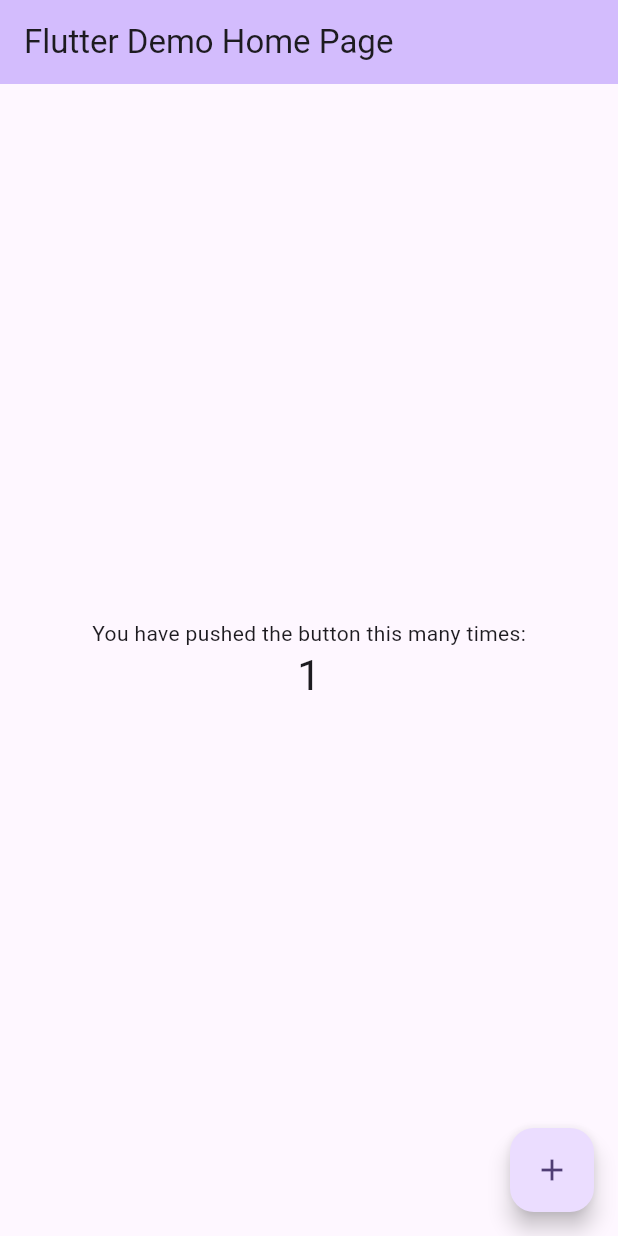
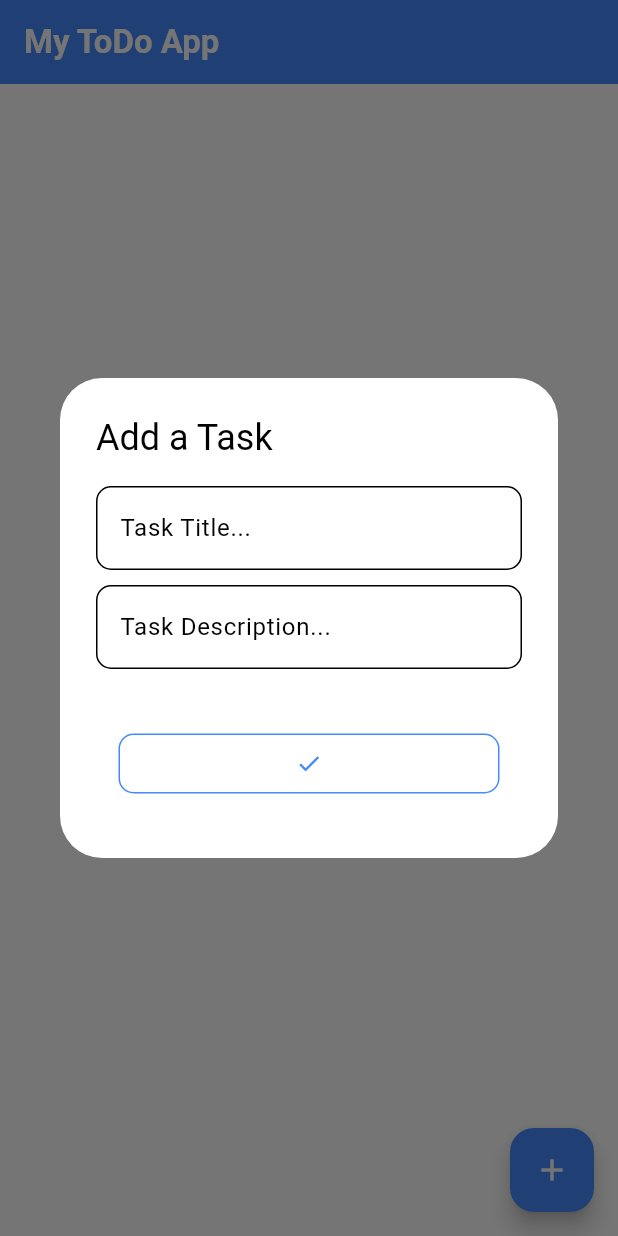
Before and after one commit to MujithabaFarahi/ToDo-App, a Flutter app: the screen it shows after launch, after a tap on the "add" icon, on a phone screen of 412 x 824 dp. Run offline on Flutter 3.47's test engine with Material 3 defaults, Android fonts, the phone set to English and light mode, and no system bars; our stand-ins replace bloc, equatable, flutter_bloc, flutter_slidable, hydrated_bloc.

Commit message:
Add, delete To do

```diff
--- /dev/null
+++ b/todoapp/lib/data/todo.dart
@@ -0,0 +1,48 @@
+class Todo {
+  final String title;
+  final String subTitle;
+  bool isDone;
+
+  Todo({
+    this.title = '',
+    this.subTitle = '',
+    this.isDone = false,
+  });
+
+  Todo copyWith({
+    String? title,
+    String? subTitle,
+    bool? isDone,
+  }) {
+    return Todo(
+      title: title ?? this.title,
+      subTitle: subTitle ?? this.subTitle,
+      isDone: isDone ?? this.isDone,
+    );
+  }
+
+  factory Todo.fromJson(Map<String, dynamic> json) {
+    return Todo(
+      title: json['title'],
+      subTitle: json['subTitle'],
+      isDone: json['isDone'],
+    );
+  }
+
+  Map<String, dynamic> toJson() {
+    return {
+      'title': title,
+      'subtitle': subTitle,
+      'isDone': isDone,
+    };
+  }
+
+  @override
+  String toString() {
+    return '''Todo: {
+      title: $title\n
+      subTitle: $subTitle\n
+      isDone: $isDone\n
+    }''';
+  }
+}
--- /dev/null
+++ b/todoapp/lib/logic/todo_bloc.dart
@@ -0,0 +1,119 @@
+import 'package:equatable/equatable.dart';
+import 'package:hydrated_bloc/hydrated_bloc.dart';
+import 'package:meta/meta.dart';
+import '../data/todo.dart';
+
+part 'todo_event.dart';
+part 'todo_state.dart';
+
+class TodoBloc extends HydratedBloc<TodoEvent, TodoState> {
+  TodoBloc() : super(const TodoState()) {
+    on<TodoStarted>(_onStarted);
+    on<AddTodo>(_onAddTodo);
+    on<RemoveTodo>(_onRemoveTodo);
+    on<AlterTodo>(_onAlterTodo);
+  }
+
+  void _onStarted(
+    TodoStarted event,
+    Emitter<TodoState> emit,
+  ) {
+    if (state.status == TodoStatus.success) return;
+    emit(
+      state.copyWith(
+        todos: state.todos,
+        status: TodoStatus.success,
+      ),
+    );
+  }
+
+  void _onAddTodo(
+    AddTodo event,
+    Emitter<TodoState> emit,
+  ) {
+    emit(
+      state.copyWith(
+        status: TodoStatus.loading,
+      ),
+    );
+    try {
+      List<Todo> temp = [];
+      temp.addAll(state.todos);
+      temp.insert(0, event.todo);
+      emit(
+        state.copyWith(
+          todos: temp,
+          status: TodoStatus.success,
+        ),
+      );
+    } catch (e) {
+      emit(
+        state.copyWith(
+          status: TodoStatus.error,
+        ),
+      );
+    }
+  }
+
+  void _onRemoveTodo(
+    RemoveTodo event,
+    Emitter<TodoState> emit,
+  ) {
+    emit(
+      state.copyWith(
+        status: TodoStatus.loading,
+      ),
+    );
+    try {
+      state.todos.remove(event.todo);
+      emit(
+        state.copyWith(
+          todos: state.todos,
+          status: TodoStatus.success,
+        ),
+      );
+    } catch (e) {
+      emit(
+        state.copyWith(
+          status: TodoStatus.error,
+        ),
+      );
+    }
+  }
+
+  void _onAlterTodo(
+    AlterTodo event,
+    Emitter<TodoState> emit,
+  ) {
+    emit(
+      state.copyWith(
+        status: TodoStatus.loading,
+      ),
+    );
+    try {
+      state.todos[event.index].isDone = !state.todos[event.index].isDone;
+      emit(
+        state.copyWith(
+          todos: state.todos,
+          status: TodoStatus.success,
+        ),
+      );
+    } catch (e) {
+      emit(
+        state.copyWith(
+          status: TodoStatus.error,
+        ),
+      );
+    }
+  }
+
+  @override
+  TodoState? fromJson(Map<String, dynamic> json) {
+    return TodoState.fromJson(json);
+  }
+
+  @override
+  Map<String, dynamic>? toJson(TodoState state) {
+    return state.toJson();
+  }
+}
--- /dev/null
+++ b/todoapp/lib/logic/todo_event.dart
@@ -0,0 +1,38 @@
+part of 'todo_bloc.dart';
+
+@immutable
+abstract class TodoEvent extends Equatable {
+  const TodoEvent();
+
+  @override
+  List<Object?> get props => [];
+}
+
+class TodoStarted extends TodoEvent {}
+
+class AddTodo extends TodoEvent {
+  final Todo todo;
+
+  const AddTodo(this.todo);
+
+  @override
+  List<Object?> get props => [todo];
+}
+
+class RemoveTodo extends TodoEvent {
+  final Todo todo;
+
+  const RemoveTodo(this.todo);
+
+  @override
+  List<Object?> get props => [todo];
+}
+
+class AlterTodo extends TodoEvent {
+  final int index;
+
+  const AlterTodo(this.index);
+
+  @override
+  List<Object?> get props => [index];
+}
--- /dev/null
+++ b/todoapp/lib/logic/todo_state.dart
@@ -0,0 +1,51 @@
+part of 'todo_bloc.dart';
+
+enum TodoStatus { initial, loading, success, error }
+
+class TodoState extends Equatable {
+  final List<Todo> todos;
+  final TodoStatus status;
+
+  const TodoState({
+    this.todos = const <Todo>[],
+    this.status = TodoStatus.initial,
+  });
+
+  TodoState copyWith({
+    TodoStatus? status,
+    List<Todo>? todos,
+  }) {
+    return TodoState(
+      todos: todos ?? this.todos,
+      status: status ?? this.status,
+    );
+  }
+
+  @override
+  factory TodoState.fromJson(Map<String, dynamic> json) {
+    try {
+      var listOfTodos = (json['todo'] as List<dynamic>)
+          .map((e) => Todo.fromJson(e as Map<String, dynamic>))
+          .toList();
+
+      return TodoState(
+        todos: listOfTodos,
+        status: TodoStatus.values.firstWhere(
+          (element) => element.name.toString() == json['status'],
+        ),
+      );
+    } catch (e) {
+      rethrow;
+    }
+  }
+
+  Map<String, dynamic> toJson() {
+    return {
+      'todo': todos,
+      'status': status.name,
+    };
+  }
+
+  @override
+  List<Object> get props => [todos, status];
+}
--- a/todoapp/lib/main.dart
+++ b/todoapp/lib/main.dart
@@ -1,125 +1,43 @@
 import 'package:flutter/material.dart';
+import 'package:flutter_bloc/flutter_bloc.dart';
+import 'package:hydrated_bloc/hydrated_bloc.dart';
+import 'package:path_provider/path_provider.dart';
+import 'package:todoapp/logic/simple_bloc_observer.dart';
+import 'package:todoapp/logic/todo_bloc.dart';
+import 'package:todoapp/screens/home_screen.dart';
 
-void main() {
-  runApp(const MyApp());
+void main() async {
+  WidgetsFlutterBinding.ensureInitialized();
+  HydratedBloc.storage = await HydratedStorage.build(
+    storageDirectory: await getTemporaryDirectory(),
+  );
+
+  Bloc.observer = SimpleBlocObserver();
+
+  runApp(const MainApp());
 }
 
-class MyApp extends StatelessWidget {
-  const MyApp({super.key});
+class MainApp extends StatelessWidget {
+  const MainApp({super.key});
 
-  // This widget is the root of your application.
   @override
   Widget build(BuildContext context) {
     return MaterialApp(
-      title: 'Flutter Demo',
+      debugShowCheckedModeBanner: false,
+      title: 'Todo App',
       theme: ThemeData(
-        // This is the theme of your application.
-        //
-        // TRY THIS: Try running your application with "flutter run". You'll see
-        // the application has a purple toolbar. Then, without quitting the app,
-        // try changing the seedColor in the colorScheme below to Colors.green
-        // and then invoke "hot reload" (save your changes or press the "hot
-        // reload" button in a Flutter-supported IDE, or press "r" if you used
-        // the command line to start the app).
-        //
-        // Notice that the counter didn't reset back to zero; the application
-        // state is not lost during the reload. To reset the state, use hot
-        // restart instead.
-        //
-        // This works for code too, not just values: Most code changes can be
-        // tested with just a hot reload.
-        colorScheme: ColorScheme.fromSeed(seedColor: Colors.deepPurple),
-        useMaterial3: true,
+        colorScheme: const ColorScheme.light(
+            surface: Colors.white,
+            onSurface: Colors.black,
+            primary: Colors.blueAccent,
+            onPrimary: Colors.white,
+            secondary: Colors.lightGreen,
+            onSecondary: Colors.white),
       ),
-      home: const MyHomePage(title: 'Flutter Demo Home Page'),
+      home: BlocProvider<TodoBloc>(
+        create: (context) => TodoBloc()..add(TodoStarted()),
+        child: const HomeScreen(),
+      ),
     );
   }
 }
-
-class MyHomePage extends StatefulWidget {
-  const MyHomePage({super.key, required this.title});
-
-  // This widget is the home page of your application. It is stateful, meaning
-  // that it has a State object (defined below) that contains fields that affect
-  // how it looks.
-
-  // This class is the configuration for the state. It holds the values (in this
-  // case the title) provided by the parent (in this case the App widget) and
-  // used by the build method of the State. Fields in a Widget subclass are
-  // always marked "final".
-
-  final String title;
-
-  @override
-  State<MyHomePage> createState() => _MyHomePageState();
-}
-
-class _MyHomePageState extends State<MyHomePage> {
-  int _counter = 0;
-
-  void _incrementCounter() {
-    setState(() {
-      // This call to setState tells the Flutter framework that something has
-      // changed in this State, which causes it to rerun the build method below
-      // so that the display can reflect the updated values. If we changed
-      // _counter without calling setState(), then the build method would not be
-      // called again, and so nothing would appear to happen.
-      _counter++;
-    });
-  }
-
-  @override
-  Widget build(BuildContext context) {
-    // This method is rerun every time setState is called, for instance as done
-    // by the _incrementCounter method above.
-    //
-    // The Flutter framework has been optimized to make rerunning build methods
-    // fast, so that you can just rebuild anything that needs updating rather
-    // than having to individually change instances of widgets.
-    return Scaffold(
-      appBar: AppBar(
-        // TRY THIS: Try changing the color here to a specific color (to
-        // Colors.amber, perhaps?) and trigger a hot reload to see the AppBar
-        // change color while the other colors stay the same.
-        backgroundColor: Theme.of(context).colorScheme.inversePrimary,
-        // Here we take the value from the MyHomePage object that was created by
-        // the App.build method, and use it to set our appbar title.
-        title: Text(widget.title),
-      ),
-      body: Center(
-        // Center is a layout widget. It takes a single child and positions it
-        // in the middle of the parent.
-        child: Column(
-          // Column is also a layout widget. It takes a list of children and
-          // arranges them vertically. By default, it sizes itself to fit its
-          // children horizontally, and tries to be as tall as its parent.
-          //
-          // Column has various properties to control how it sizes itself and
-          // how it positions its children. Here we use mainAxisAlignment to
-          // center the children vertically; the main axis here is the vertical
-          // axis because Columns are vertical (the cross axis would be
-          // horizontal).
-          //
-          // TRY THIS: Invoke "debug painting" (choose the "Toggle Debug Paint"
-          // action in the IDE, or press "p" in the console), to see the
-          // wireframe for each widget.
-          mainAxisAlignment: MainAxisAlignment.center,
-          children: <Widget>[
-            const Text(
-              'You have pushed the button this many times:',
-            ),
-            Text(
-              '$_counter',
-              style: Theme.of(context).textTheme.headlineMedium,
-            ),
-          ],
-        ),
-      ),
-      floatingActionButton: FloatingActionButton(
-        onPressed: _incrementCounter,
-        tooltip: 'Increment',
-        child: const Icon(Icons.add),
-      ), // This trailing comma makes auto-formatting nicer for build methods.
-    );
-  }
-}
--- /dev/null
+++ b/todoapp/lib/screens/home_screen.dart
@@ -0,0 +1,189 @@
+import 'package:flutter/material.dart';
+import 'package:flutter_bloc/flutter_bloc.dart';
+import 'package:flutter_slidable/flutter_slidable.dart';
+import 'package:todoapp/data/todo.dart';
+import 'package:todoapp/logic/todo_bloc.dart';
+
+class HomeScreen extends StatefulWidget {
+  const HomeScreen({super.key});
+
+  @override
+  State<HomeScreen> createState() => _HomeScreenState();
+}
+
+class _HomeScreenState extends State<HomeScreen> {
+  addTodo(Todo todo) {
+    context.read<TodoBloc>().add(
+          AddTodo(todo),
+        );
+  }
+
+  removeTodo(Todo todo) {
+    context.read<TodoBloc>().add(
+          RemoveTodo(todo),
+        );
+  }
+
+  alertTodo(int index) {
+    context.read<TodoBloc>().add(AlterTodo(index));
+  }
+
+  @override
+  Widget build(BuildContext context) {
+    return Scaffold(
+      backgroundColor: Theme.of(context).colorScheme.surface,
+      floatingActionButton: FloatingActionButton(
+        onPressed: () {
+          showDialog(
+            context: context,
+            builder: (context) {
+              TextEditingController controller1 = TextEditingController();
+              TextEditingController controller2 = TextEditingController();
+
+              return AlertDialog(
+                title: const Text('Add a Task'),
+                content: Column(
+                  mainAxisSize: MainAxisSize.min,
+                  children: [
+                    TextField(
+                      controller: controller1,
+                      cursorColor: Theme.of(context).colorScheme.secondary,
+                      decoration: InputDecoration(
+                        hintText: 'Task Title...',
+                        focusedBorder: OutlineInputBorder(
+                          borderRadius: BorderRadius.circular(10),
+                          borderSide: BorderSide(
+                            color: Theme.of(context).colorScheme.secondary,
+                          ),
+                        ),
+                        border: OutlineInputBorder(
+                          borderRadius: BorderRadius.circular(10),
+                          borderSide: const BorderSide(color: Colors.grey),
+                        ),
+                      ),
+                    ),
+                    const SizedBox(height: 10),
+                    TextField(
+                      controller: controller2,
+                      cursorColor: Theme.of(context).colorScheme.secondary,
+                      decoration: InputDecoration(
+                        hintText: 'Task Description...',
+                        focusedBorder: OutlineInputBorder(
+                          borderRadius: BorderRadius.circular(10),
+                          borderSide: BorderSide(
+                            color: Theme.of(context).colorScheme.primary,
+                          ),
+                        ),
+                        border: OutlineInputBorder(
+                          borderRadius: BorderRadius.circular(10),
+                          borderSide: const BorderSide(color: Colors.grey),
+                        ),
+                      ),
+                    ),
+                  ],
+                ),
+                actions: [
+                  Padding(
+                    padding: const EdgeInsets.all(15.0),
+                    child: TextButton(
+                      onPressed: () {
+                        addTodo(
+                          Todo(
+                              title: controller1.text,
+                              subTitle: controller2.text),
+                        );
+                        controller1.text = '';
+                        controller2.text = '';
+                        Navigator.pop(context);
+                      },
+                      style: TextButton.styleFrom(
+                        shape: RoundedRectangleBorder(
+                          side: BorderSide(
+                            color: Theme.of(context).colorScheme.primary,
+                          ),
+                          borderRadius: BorderRadius.circular(10),
+                        ),
+                        foregroundColor:
+                            Theme.of(context).colorScheme.secondary,
+                      ),
+                      child: SizedBox(
+                        width: MediaQuery.of(context).size.width,
+                        child: const Icon(
+                          Icons.check,
+                          color: Colors.blueAccent,
+                        ),
+                      ),
+                    ),
+                  )
+                ],
+              );
+            },
+          );
+        },
+        backgroundColor: Theme.of(context).colorScheme.primary,
+        child: const Icon(
+          Icons.add,
+          color: Colors.white,
+        ),
+      ),
+      appBar: AppBar(
+        backgroundColor: Theme.of(context).colorScheme.primary,
+        elevation: 0,
+        title: const Text(
+          'My ToDo App',
+          style: TextStyle(color: Colors.white, fontWeight: FontWeight.bold),
+        ),
+      ),
+      body: Padding(
+        padding: const EdgeInsets.all(8.0),
+        child: BlocBuilder<TodoBloc, TodoState>(
+          builder: (context, state) {
+            if (state.status == TodoStatus.success) {
+              return ListView.builder(
+                  itemCount: state.todos.length,
+                  itemBuilder: (context, int i) {
+                    return Card(
+                      color: Theme.of(context).colorScheme.primary,
+                      elevation: 1,
+                      shape: RoundedRectangleBorder(
+                          borderRadius: BorderRadius.circular(10)),
+                      child: Slidable(
+                          key: const ValueKey(0),
+                          startActionPane: ActionPane(
+                            motion: const ScrollMotion(),
+                            children: [
+                              SlidableAction(
+                                onPressed: (_) {
+                                  removeTodo(state.todos[i]);
+                                },
+                                backgroundColor: const Color(0xFFFE4A49),
+                                foregroundColor: Colors.white,
+                                icon: Icons.delete,
+                                label: 'Delete',
+                              ),
+                            ],
+                          ),
+                          child: ListTile(
+                              title: Text(state.todos[i].title),
+                              subtitle: Text(state.todos[i].subTitle),
+                              trailing: Checkbox(
+                                  value: state.todos[i].isDone,
+                                  activeColor:
+                                      const Color.fromARGB(255, 10, 98, 169),
+                                  // Theme.of(context).colorScheme.secondary,
+                                  onChanged: (value) {
+                                    alertTodo(i);
+                                  }))),
+                    );
+                  });
+            } else if (state.status == TodoStatus.initial) {
+              return const Center(child: CircularProgressIndicator());
+            } else {
+              return Container();
+            }
+          },
+        ),
+      ),
+    );
+  }
+}
```
Also changed, not shown: todoapp/lib/logic/simple_bloc_observer.dart (added, +40 -0 lines), todoapp/pubspec.yaml (+7 -0 lines), todoapp/pubspec.lock, 2 other files.
